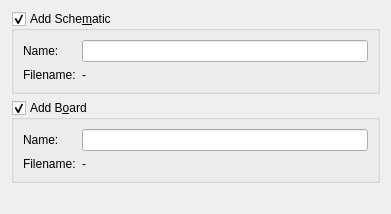
Above: libs/librepcb/editor/project/newprojectwizard/newprojectwizardpage_initialization.ui from LibrePCB/LibrePCB before the change. Below: the same form after it.
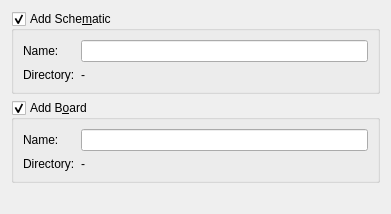
That is the form after the change.

What changed in the file:
```diff
--- a/libs/librepcb/editor/project/newprojectwizard/newprojectwizardpage_initialization.ui
+++ b/libs/librepcb/editor/project/newprojectwizard/newprojectwizardpage_initialization.ui
@@ -43,12 +43,18 @@
       <item row="1" column="0">
        <widget class="QLabel" name="label_6">
         <property name="text">
-         <string>Filename:</string>
+         <string>Directory:</string>
         </property>
        </widget>
       </item>
       <item row="1" column="1">
-       <widget class="QLabel" name="lblSchematicFileName">
+       <widget class="QLabel" name="lblSchematicDirectory">
+        <property name="minimumSize">
+         <size>
+          <width>200</width>
+          <height>0</height>
+         </size>
+        </property>
         <property name="text">
          <string notr="true">-</string>
         </property>
@@ -83,12 +89,18 @@
       <item row="1" column="0">
        <widget class="QLabel" name="label_8">
         <property name="text">
-         <string>Filename:</string>
+         <string>Directory:</string>
         </property>
        </widget>
       </item>
       <item row="1" column="1">
-       <widget class="QLabel" name="lblBoardFileName">
+       <widget class="QLabel" name="lblBoardDirectory">
+        <property name="minimumSize">
+         <size>
+          <width>200</width>
+          <height>0</height>
+         </size>
+        </property>
         <property name="text">
          <string notr="true">-</string>
         </property>
```
